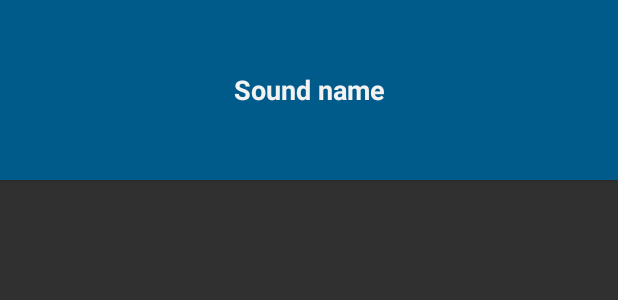
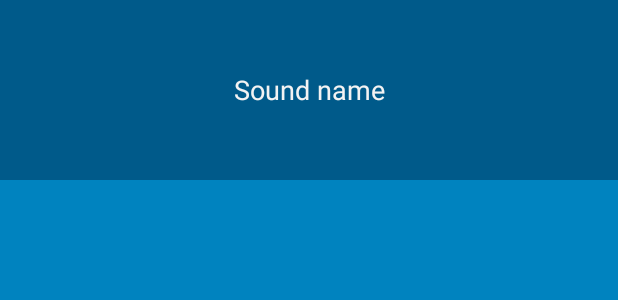
Before and after one commit to tbrams/BeatBox, an Android app: the layout list_item_sound.xml on its own in the app's theme, with its tools: preview values and no code run, on a phone screen of 412 x 824 dp. Shown: the top 300 px of the screen. Run offline under Robolectric (Android 15) with nearby library versions, the phone set to English and light mode, and no system bars.

Commit message:
a recommendation... use colorWindowBackground instead

```diff
--- a/app/src/main/res/layout/list_item_sound.xml
+++ b/app/src/main/res/layout/list_item_sound.xml
@@ -5,5 +5,4 @@
         android:layout_width="match_parent"
         android:layout_height="120dp"
         tools:text="Sound name"
-        style="@style/BeatBoxButton.Strong"
 />
--- a/app/src/main/res/values/styles.xml
+++ b/app/src/main/res/values/styles.xml
@@ -1,18 +1,18 @@
 <resources>
 
     <!-- Base application theme. -->
-    <style name="AppTheme" parent="Theme.AppCompat">
+    <style name="AppTheme" parent="@style/Theme.AppCompat">
         <!-- Customize your theme here. -->
         <item name="colorPrimary">@color/red</item>
         <item name="colorPrimaryDark">@color/dark_red</item>
         <item name="colorAccent">@color/gray</item>
+
+        <item name="android:windowBackground">@color/soothing_blue</item>
+        <item  name="android:buttonStyle">@style/BeatBoxButton</item>
     </style>
 
     <style name="BeatBoxButton" parent="android:style/Widget.Holo.Button">
         <item name="android:background">@color/dark_blue</item>
     </style>
 
-    <style name="BeatBoxButton.Strong">
-        <item name="android:textStyle">bold</item>
-    </style>
 </resources>
```
